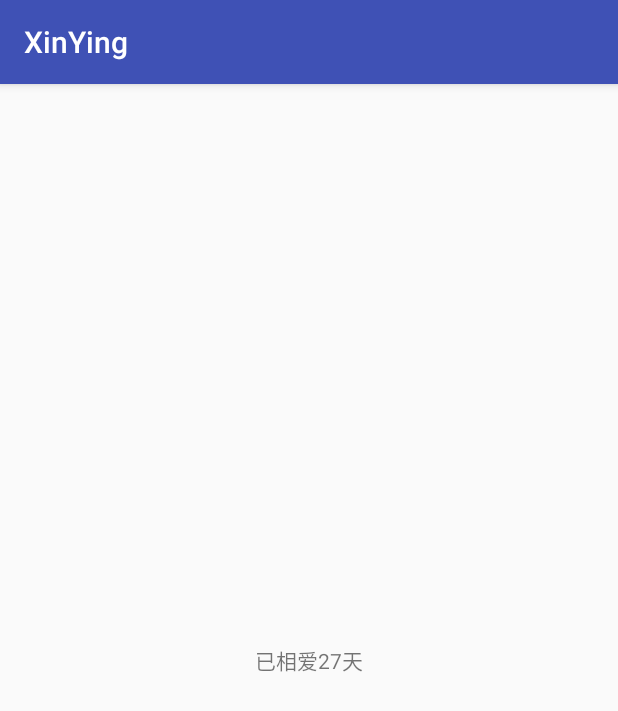
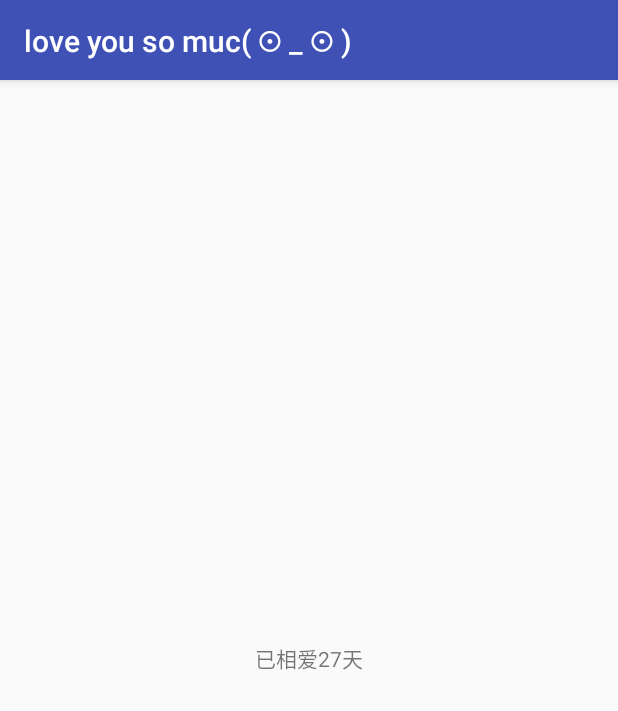
Before and after one commit to ssthouse/XinYing, an Android app: the screen it shows after launch (MainActivity), on a phone screen of 412 x 824 dp. Shown: the top 711 px of the screen. Run offline under Robolectric (Android 15) with nearby library versions, the phone set to English and light mode, and no system bars; our stand-ins replace ButterKnife.

Commit message:
change: 完成fragment提取

```diff
--- a/app/build.gradle
+++ b/app/build.gradle
@@ -20,7 +20,12 @@ android {
 }
 
 dependencies {
-    compile fileTree(dir: 'libs', include: ['*.jar'])
+    compile fileTree(include: ['*.jar'], dir: 'libs')
     testCompile 'junit:junit:4.12'
     compile 'com.android.support:appcompat-v7:23.3.0'
+    compile 'com.jakewharton:butterknife:7.0.1'
+    compile 'com.android.support:appcompat-v7:23.3.0'
+    compile 'com.android.support:support-v4:23.3.0'
+    compile 'com.android.support:design:23.3.0'
+
 }
--- a/app/src/main/AndroidManifest.xml
+++ b/app/src/main/AndroidManifest.xml
@@ -8,7 +8,7 @@
         android:label="@string/app_name"
         android:supportsRtl="true"
         android:theme="@style/AppTheme">
-        <activity android:name=".MainActivity">
+        <activity android:name=".main.MainActivity">
             <intent-filter>
                 <action android:name="android.intent.action.MAIN" />
 
--- a/app/src/main/java/ssthouse/love/xinying/MainActivity.java
+++ /dev/null
@@ -1,32 +0,0 @@
-package ssthouse.love.xinying;
-
-import android.os.Bundle;
-import android.support.v7.app.AppCompatActivity;
-import android.view.View;
-import android.widget.TextView;
-
-import ssthouse.love.xinying.utils.StringUtils;
-
-public class MainActivity extends AppCompatActivity {
-
-
-    private TextView tvTime;
-
-    @Override
-    protected void onCreate(Bundle savedInstanceState) {
-        super.onCreate(savedInstanceState);
-        setContentView(R.layout.activity_main);
-        initView();
-    }
-
-    private void initView() {
-        tvTime = (TextView) findViewById(R.id.id_tv_time);
-        tvTime.setText(StringUtils.getLoveTimeStr());
-        tvTime.setOnClickListener(new View.OnClickListener() {
-            @Override
-            public void onClick(View v) {
-                tvTime.setText(StringUtils.getLoveTimeStr());
-            }
-        });
-    }
-}
--- /dev/null
+++ b/app/src/main/java/ssthouse/love/xinying/main/MainActivity.java
@@ -0,0 +1,44 @@
+package ssthouse.love.xinying.main;
+
+import android.os.Bundle;
+import android.support.v7.app.AppCompatActivity;
+import android.support.v7.widget.Toolbar;
+
+import butterknife.Bind;
+import butterknife.ButterKnife;
+import ssthouse.love.xinying.R;
+
+public class MainActivity extends AppCompatActivity {
+
+    //UI
+    @Bind(R.id.id_tb)
+    Toolbar toolbar;
+
+
+    //Fragments
+    private MainFragment mainFragment;
+
+    @Override
+    protected void onCreate(Bundle savedInstanceState) {
+        super.onCreate(savedInstanceState);
+        setContentView(R.layout.activity_main);
+        ButterKnife.bind(this);
+        initView();
+        initFragment();
+    }
+
+    private void initView() {
+        setSupportActionBar(toolbar);
+        getSupportActionBar().setTitle("love you so muc( ⊙ _ ⊙ )");
+    }
+
+
+    private void initFragment() {
+        mainFragment = new MainFragment();
+
+        //填充当前fragment
+        getSupportFragmentManager().beginTransaction()
+                .replace(R.id.id_fragment_container, mainFragment)
+                .commit();
+    }
+}
--- /dev/null
+++ b/app/src/main/java/ssthouse/love/xinying/main/MainFragment.java
@@ -0,0 +1,44 @@
+package ssthouse.love.xinying.main;
+
+import android.os.Bundle;
+import android.support.annotation.Nullable;
+import android.support.v4.app.Fragment;
+import android.view.LayoutInflater;
+import android.view.View;
+import android.view.ViewGroup;
+import android.widget.TextView;
+
+import butterknife.Bind;
+import butterknife.ButterKnife;
+import ssthouse.love.xinying.R;
+import ssthouse.love.xinying.utils.StringUtils;
+
+/**
+ * Created by ssthouse on 16/5/11.
+ */
+public class MainFragment extends Fragment {
+
+    @Bind(R.id.id_tv_time)
+    TextView tvTime;
+
+    @Nullable
+    @Override
+    public View onCreateView(LayoutInflater inflater, @Nullable ViewGroup container, @Nullable Bundle savedInstanceState) {
+
+        View rootView = inflater.inflate(R.layout.fragment_main, container, false);
+        ButterKnife.bind(this, rootView);
+        initView();
+        return rootView;
+    }
+
+    private void initView() {
+        tvTime.setText(StringUtils.getLoveTimeStr());
+        tvTime.setOnClickListener(new View.OnClickListener() {
+            @Override
+            public void onClick(View v) {
+                tvTime.setText(StringUtils.getLoveTimeStr());
+            }
+        });
+    }
+
+}
--- a/app/src/main/res/layout/activity_main.xml
+++ b/app/src/main/res/layout/activity_main.xml
@@ -3,36 +3,36 @@
     xmlns:tools="http://schemas.android.com/tools"
     android:layout_width="match_parent"
     android:layout_height="match_parent"
-    tools:context="ssthouse.love.xinying.MainActivity">
+    tools:context=".main.MainActivity">
 
 
+    <!--root view-->
     <LinearLayout
         android:layout_width="match_parent"
         android:layout_height="match_parent"
         android:orientation="vertical">
 
-        <TextView
-            android:id="@+id/id_tv_time"
+        <include layout="@layout/toolbar" />
+
+        <LinearLayout
+            android:id="@+id/id_fragment_container"
             android:layout_width="match_parent"
-            android:layout_height="wrap_content"
-            android:layout_gravity="center"
-            android:layout_weight="1"
-            android:gravity="center"
-            android:text="content" />
+            android:layout_height="match_parent"
+            android:orientation="vertical" />
+
     </LinearLayout>
 
-
     <LinearLayout
-        android:background="@color/colorPrimary"
         android:layout_width="200dp"
         android:layout_height="match_parent"
         android:layout_gravity="left"
+        android:background="@color/colorPrimary"
         android:orientation="vertical">
 
         <ImageView
-            android:clickable="true"
             android:layout_width="42dp"
             android:layout_height="42dp"
+            android:clickable="true"
             android:src="@mipmap/ic_launcher" />
     </LinearLayout>
 </android.support.v4.widget.DrawerLayout>
--- /dev/null
+++ b/app/src/main/res/layout/fragment_main.xml
@@ -0,0 +1,17 @@
+<?xml version="1.0" encoding="utf-8"?>
+<LinearLayout xmlns:android="http://schemas.android.com/apk/res/android"
+    android:layout_width="match_parent"
+    android:layout_height="match_parent"
+    android:orientation="vertical">
+
+
+    <TextView
+        android:id="@+id/id_tv_time"
+        android:layout_width="match_parent"
+        android:layout_height="wrap_content"
+        android:layout_gravity="center"
+        android:layout_weight="1"
+        android:gravity="center"
+        android:text="content" />
+
+</LinearLayout>
--- /dev/null
+++ b/app/src/main/res/layout/toolbar.xml
@@ -0,0 +1,16 @@
+<?xml version="1.0" encoding="utf-8"?>
+<android.support.design.widget.AppBarLayout xmlns:android="http://schemas.android.com/apk/res/android"
+    xmlns:app="http://schemas.android.com/apk/res-auto"
+    android:layout_width="match_parent"
+    android:layout_height="wrap_content"
+    android:layout_gravity="top"
+    android:theme="@style/AppTheme.AppBarOverlay">
+
+    <android.support.v7.widget.Toolbar
+        android:id="@+id/id_tb"
+        android:layout_width="match_parent"
+        android:layout_height="53dp"
+        android:background="?attr/colorPrimary"
+        app:popupTheme="@style/AppTheme.PopupOverlay"/>
+
+</android.support.design.widget.AppBarLayout>
--- a/app/src/main/res/values/colors.xml
+++ b/app/src/main/res/values/colors.xml
@@ -5,4 +5,7 @@
     <color name="colorAccent">#FF4081</color>
 
 
+    <color name="white">#ffffff</color>
+
+
 </resources>
--- a/app/src/main/res/values/styles.xml
+++ b/app/src/main/res/values/styles.xml
@@ -6,6 +6,13 @@
         <item name="colorPrimary">@color/colorPrimary</item>
         <item name="colorPrimaryDark">@color/colorPrimaryDark</item>
         <item name="colorAccent">@color/colorAccent</item>
+        <item name="windowActionBar">false</item>
+        <item name="windowNoTitle">true</item>
     </style>
 
+
+
+    <!--actionbar样式-->
+    <style name="AppTheme.AppBarOverlay" parent="ThemeOverlay.AppCompat.Dark.ActionBar" />
+    <style name="AppTheme.PopupOverlay" parent="ThemeOverlay.AppCompat.Light" />
 </resources>
--- a/build.gradle
+++ b/build.gradle
@@ -6,11 +6,13 @@ buildscript {
     }
     dependencies {
         classpath 'com.android.tools.build:gradle:2.1.0'
-
+        //classpath 'com.neenbedankt.gradle.plugins:android-apt:1.8'
         // NOTE: Do not place your application dependencies here; they belong
         // in the individual module build.gradle files
     }
 }
+
+//apply plugin: 'com.neenbedankt.android-apt'
 
 allprojects {
     repositories {
```
